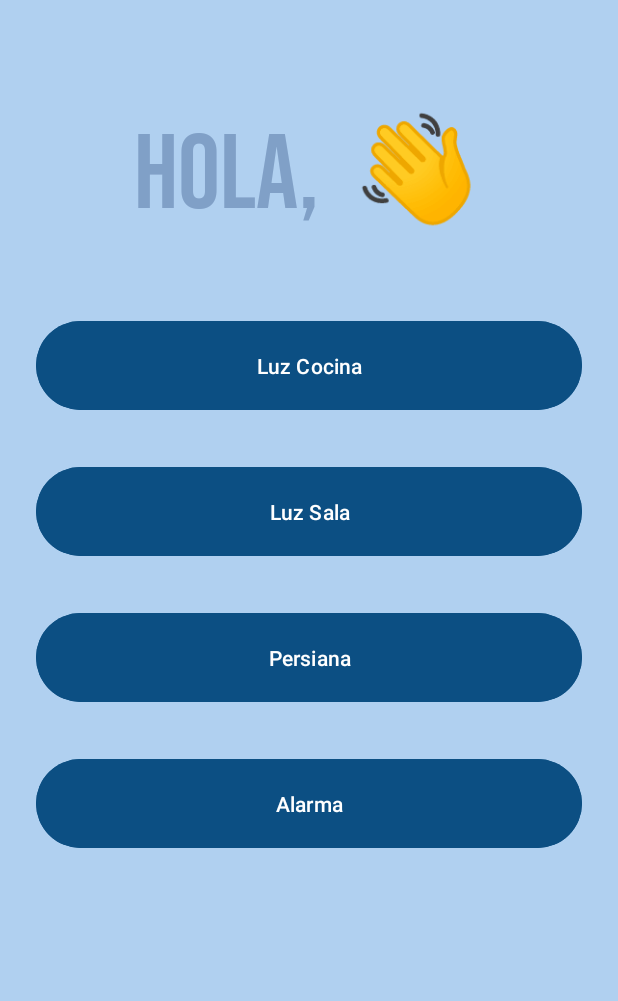
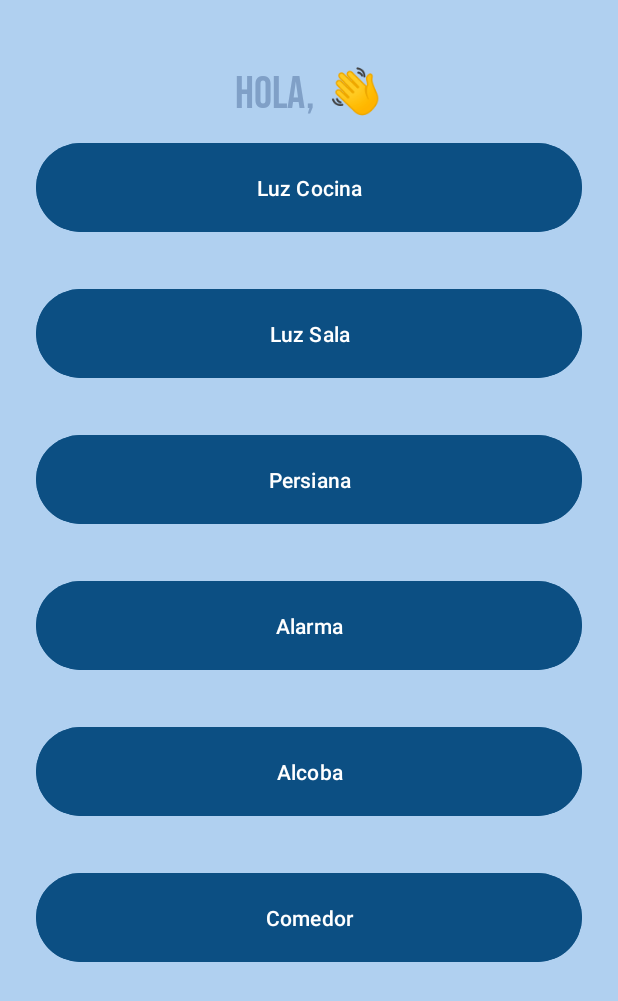
Before and after one commit to ValentinaRodRo/IoT_casa, an Android app: the InicioActivity screen opened directly, with no data from a screen before it, on a phone screen of 412 x 824 dp. Shown: the top 1001 px of the screen. Run offline under Robolectric (Android 15) with nearby library versions, the phone set to English and light mode, and no system bars; our stand-ins replace Firebase (no records; nobody signed in at launch, a user with empty details on screens opened directly).

Commit message:
Botones faltantes

```diff
--- a/CasaInteligente/app/src/main/java/com/valelulyrod/casainteligente/InicioActivity.kt
+++ b/CasaInteligente/app/src/main/java/com/valelulyrod/casainteligente/InicioActivity.kt
@@ -17,6 +17,9 @@ class InicioActivity : AppCompatActivity() {
     private lateinit var btnPersiana: Button
     private lateinit var btnAlarma: Button
     private lateinit var textBienvenida: TextView
+    private lateinit var btnAlcoba: Button
+    private lateinit var btnComedor: Button
+
 
     override fun onCreate(savedInstanceState: Bundle?) {
         super.onCreate(savedInstanceState)
@@ -33,6 +36,9 @@ class InicioActivity : AppCompatActivity() {
         btnSala = findViewById(R.id.btnSala)
         btnPersiana = findViewById(R.id.btnPersiana)
         btnAlarma = findViewById(R.id.btnAlarma)
+        btnAlcoba = findViewById(R.id.btnAlcoba)
+        btnComedor = findViewById(R.id.btnComedor)
+
 
         textBienvenida.text = "Hola, $nombreUsuario 👋"
 
@@ -48,6 +54,8 @@ class InicioActivity : AppCompatActivity() {
                 configurarBoton(btnSala, "sala", snapshot.child("luz_sala").getValue(Boolean::class.java) == true)
                 configurarBoton(btnPersiana, "persiana", snapshot.child("persiana").getValue(Boolean::class.java) == true)
                 configurarBoton(btnAlarma, "alarma", snapshot.child("alarma").getValue(Boolean::class.java) == true)
+                configurarBoton(btnAlcoba, "alcoba", snapshot.child("luz_alcoba").getValue(Boolean::class.java) == true)
+                configurarBoton(btnComedor, "comedor", snapshot.child("luz_comedor").getValue(Boolean::class.java) == true)
             }
         }.addOnFailureListener {
             Toast.makeText(this, "Error al cargar permisos", Toast.LENGTH_SHORT).show()
--- a/CasaInteligente/app/src/main/res/layout/activity_inicio.xml
+++ b/CasaInteligente/app/src/main/res/layout/activity_inicio.xml
@@ -11,12 +11,12 @@
         android:layout_width="match_parent"
         android:layout_height="wrap_content"
         android:text="Bienvenido"
-        android:textSize="70sp"
+        android:textSize="30sp"
         android:textAlignment="center"
         android:textColor="@color/gray_blue"
         android:fontFamily="@font/bebas"
-        android:layout_marginBottom="50dp"
-        android:layout_marginTop="50dp"/>
+        android:layout_marginBottom="10dp"
+        android:layout_marginTop="20dp"/>
 
     <Button
         android:id="@+id/btnCocina"
@@ -55,4 +55,20 @@
         android:backgroundTint="@color/blue"
         android:layout_marginBottom="30dp"
         android:padding="20dp"/>
+    <Button
+        android:id="@+id/btnAlcoba"
+        android:layout_width="match_parent"
+        android:layout_height="wrap_content"
+        android:text="Alcoba"
+        android:backgroundTint="@color/blue"
+        android:layout_marginBottom="30dp"
+        android:padding="20dp"/>
+    <Button
+        android:id="@+id/btnComedor"
+        android:layout_width="match_parent"
+        android:layout_height="wrap_content"
+        android:text="Comedor"
+        android:backgroundTint="@color/blue"
+        android:layout_marginBottom="30dp"
+        android:padding="20dp"/>
 </LinearLayout>
```
